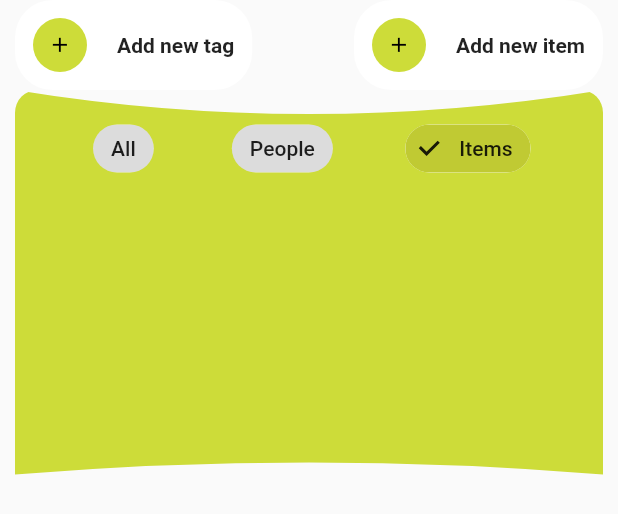
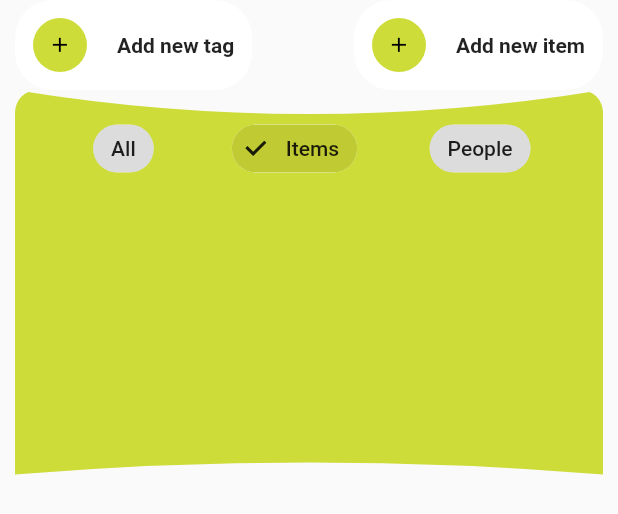
Before and after one commit to CharlesMuchogo/OnSpace_Technologies_locator_assesment, a Flutter app: the UsersView widget shown alone on an empty page, opened directly with empty values, after a tap on "Items", on a phone screen of 412 x 824 dp. Shown: the top 514 px of the screen. Run offline on Flutter 3.47's test engine with Material 2 defaults, Android fonts, the phone set to English and light mode, and no system bars; our stand-ins replace bloc, cached_network_image, equatable, flutter_bloc, google_maps_flutter; generated files the repository leaves out were written again; network calls fail.

Commit message:
refactored filtration

```diff
--- a/lib/app/view/home/users_view.dart
+++ b/lib/app/view/home/users_view.dart
@@ -17,13 +17,16 @@ class UsersView extends StatefulWidget {
 class _UsersViewState extends State<UsersView> {
   String filterUsers = 'all';
 
+  List<String> filterItems = ['All','Items', 'People' ];
+
+
   List<User> get filteredUsers {
-    if (filterUsers == 'all') {
+    if (filterUsers.toLowerCase() == 'all') {
       return widget.users;
     } else {
       return widget.users
           .where((element) {
-            return element.type == filterUsers;})
+            return element.type.toLowerCase() == filterUsers.toLowerCase();})
           .toList();
     }
   }
@@ -65,42 +68,21 @@ class _UsersViewState extends State<UsersView> {
                     padding: const EdgeInsets.only(top: 15),
                     child: Row(
                       mainAxisAlignment: MainAxisAlignment.spaceEvenly,
-                      children: [
-                        FilterChip(
-                          selected: filterUsers == 'all',
+                      children: filterItems.map((String filterItem) {
+                        return FilterChip(
+                          selected: filterUsers == filterItem,
                           selectedColor: Colors.lime.shade600,
-                          label: const Text('All'),
+                          label: Text(filterItem),
                           onSelected: (bool selected) {
                             setState(() {
-                              filterUsers = 'all';
+                              filterUsers = filterItem;
                               log(filterUsers);
                             });
                           },
-                        ),
-                        FilterChip(
-                          selected: filterUsers == 'people',
-                          selectedColor: Colors.lime.shade600,
-                          label: const Text('People'),
-                          onSelected: (bool selected) {
-                            setState(() {
-                              filterUsers = 'people';
-                              log(filterUsers);
-                            });
-                          },
-                        ),
-                        FilterChip(
-                          selected: filterUsers == 'items',
-                          selectedColor: Colors.lime.shade600,
-                          label: const Text('Items'),
-                          onSelected: (bool selected) {
-                            setState(() {
-                              filterUsers = 'items';
-                              log(filterUsers);
-                            });
-                          },
-                        ),
-                      ],
+                        );
+                      }).toList(),
                     ),
+
                   ),
                   Expanded(
                     child: ListView.builder(
```
